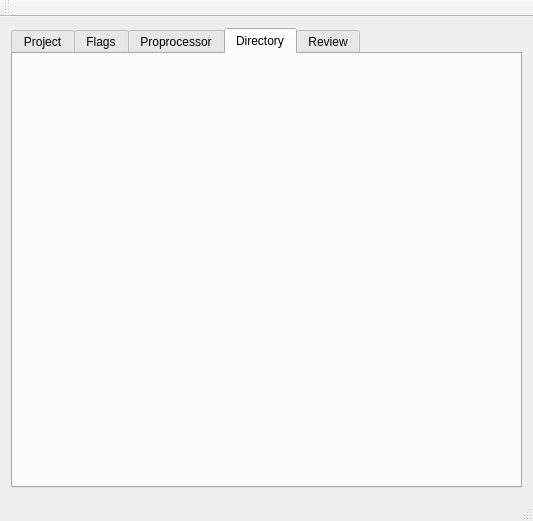
Qt form mainwindow.ui (JohnSmith19/cmake-wizard) before a commit.
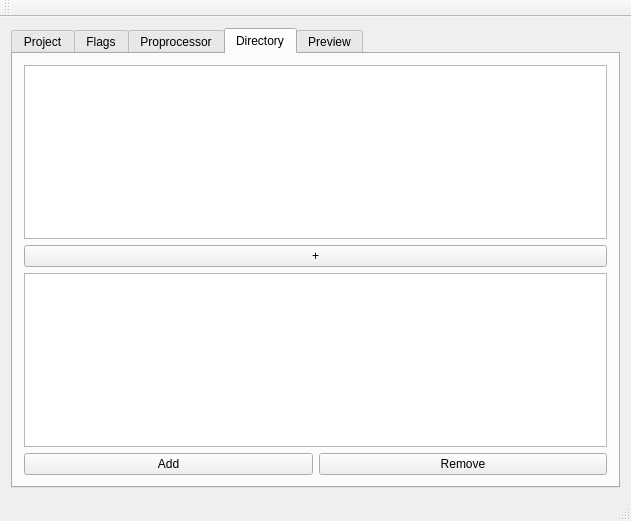
The same form after that commit. The open tabs and pages were chosen to show the change.

Commit message: Layout 위젯 배치

What changed in the file:
```diff
--- a/mainwindow.ui
+++ b/mainwindow.ui
@@ -6,7 +6,7 @@
    <rect>
     <x>0</x>
     <y>0</y>
-    <width>533</width>
+    <width>631</width>
     <height>521</height>
    </rect>
   </property>
@@ -39,10 +39,43 @@
        <attribute name="title">
         <string>Directory</string>
        </attribute>
+       <layout class="QVBoxLayout" name="verticalLayout_5">
+        <item>
+         <widget class="QListWidget" name="listWidget"/>
+        </item>
+        <item>
+         <widget class="QPushButton" name="pushButton_3">
+          <property name="text">
+           <string>+</string>
+          </property>
+         </widget>
+        </item>
+        <item>
+         <widget class="QTableWidget" name="tableWidget_2"/>
+        </item>
+        <item>
+         <layout class="QHBoxLayout" name="horizontalLayout_4">
+          <item>
+           <widget class="QPushButton" name="pushButton_4">
+            <property name="text">
+             <string>Add</string>
+            </property>
+           </widget>
+          </item>
+          <item>
+           <widget class="QPushButton" name="pushButton_5">
+            <property name="text">
+             <string>Remove</string>
+            </property>
+           </widget>
+          </item>
+         </layout>
+        </item>
+       </layout>
       </widget>
       <widget class="QWidget" name="tab_5">
        <attribute name="title">
-        <string>Review</string>
+        <string>Preview</string>
        </attribute>
       </widget>
      </widget>
```
Left out of the diff: 78 changed lines with no effect on the pictures.
